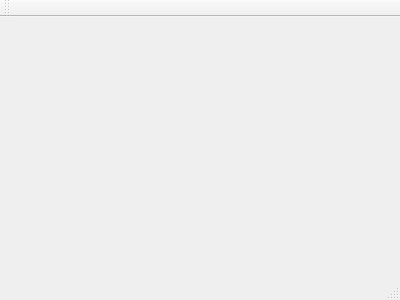
This is mainwindow.ui in ukui/ukui-biometric-manager as Qt 5 draws it before an edit. The edited form follows.
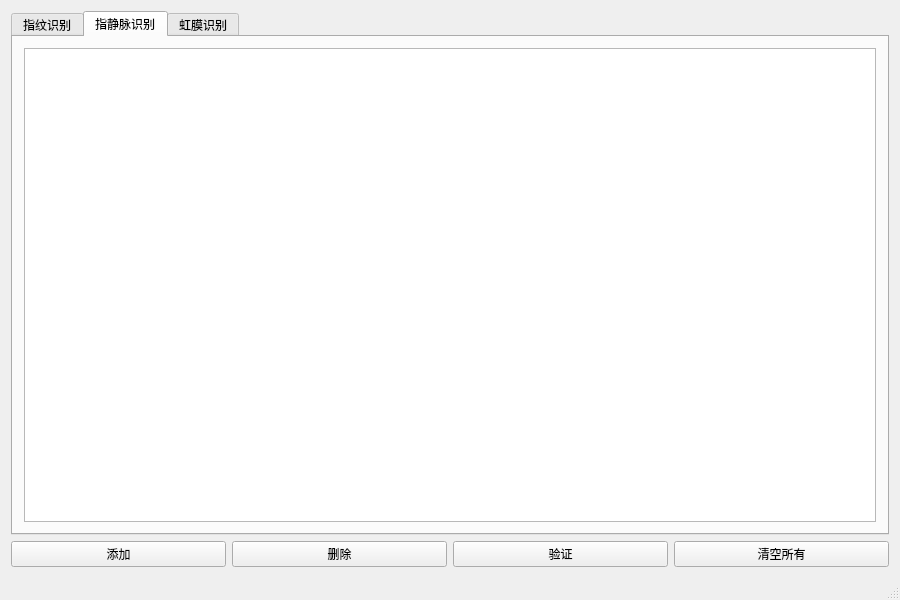
This is the edited form.

Commit message:
界面初步设计
软件总体界面和指静脉识别的标签页初步设计完成

Patch:
```diff
--- a/mainwindow.ui
+++ b/mainwindow.ui
@@ -1,24 +1,83 @@
 <ui version="4.0">
  <class>MainWindow</class>
- <widget class="QMainWindow" name="MainWindow" >
-  <property name="geometry" >
+ <widget class="QMainWindow" name="MainWindow">
+  <property name="geometry">
    <rect>
     <x>0</x>
     <y>0</y>
-    <width>400</width>
-    <height>300</height>
+    <width>900</width>
+    <height>600</height>
    </rect>
   </property>
   <property name="windowTitle" >
    <string>MainWindow</string>
   </property>
-  <widget class="QMenuBar" name="menuBar" />
-  <widget class="QToolBar" name="mainToolBar" />
-  <widget class="QWidget" name="centralWidget" />
-  <widget class="QStatusBar" name="statusBar" />
+  <widget class="QWidget" name="centralWidget">
+   <layout class="QVBoxLayout" name="verticalLayout_4">
+    <item>
+     <widget class="QTabWidget" name="tabWidget">
+      <property name="currentIndex">
+       <number>1</number>
+      </property>
+      <widget class="QWidget" name="tabFingerprint">
+       <attribute name="title">
+        <string>指纹识别</string>
+       </attribute>
+      </widget>
+      <widget class="QWidget" name="tabFingerVein">
+       <attribute name="title">
+        <string>指静脉识别</string>
+       </attribute>
+       <layout class="QVBoxLayout" name="verticalLayout_5">
+        <item>
+         <widget class="QTreeView" name="treeView"/>
+        </item>
+       </layout>
+      </widget>
+      <widget class="QWidget" name="tabIris">
+       <attribute name="title">
+        <string>虹膜识别</string>
+       </attribute>
+      </widget>
+     </widget>
+    </item>
+    <item>
+     <layout class="QHBoxLayout" name="horizontalLayout">
+      <item>
+       <widget class="QPushButton" name="btnAdd">
+        <property name="text">
+         <string>添加</string>
+        </property>
+       </widget>
+      </item>
+      <item>
+       <widget class="QPushButton" name="btnDelete">
+        <property name="text">
+         <string>删除</string>
+        </property>
+       </widget>
+      </item>
+      <item>
+       <widget class="QPushButton" name="btnVerify">
+        <property name="text">
+         <string>验证</string>
+        </property>
+       </widget>
+      </item>
+      <item>
+       <widget class="QPushButton" name="btnDrop">
+        <property name="text">
+         <string>清空所有</string>
+        </property>
+       </widget>
+      </item>
+     </layout>
+    </item>
+   </layout>
+  </widget>
+  <widget class="QStatusBar" name="statusBar"/>
  </widget>
- <layoutDefault spacing="6" margin="11" />
- <pixmapfunction></pixmapfunction>
+ <layoutdefault spacing="6" margin="11"/>
  <resources/>
  <connections/>
 </ui>
```
Left out of the diff: 3 changed lines with no effect on the pictures.
